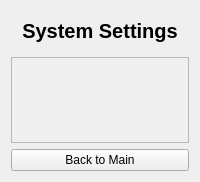
Old version of the form src/widgets/settingwidget.ui in the repository yeisme/CrossControl.
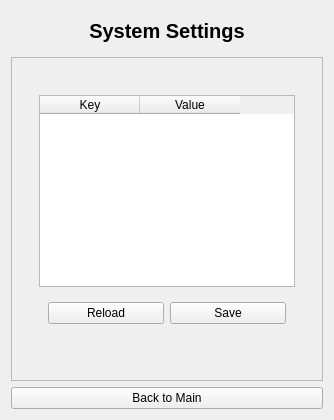
New version of the form.

```diff
--- a/src/widgets/settingwidget.ui
+++ b/src/widgets/settingwidget.ui
@@ -35,7 +35,41 @@
           <item>
            <widget class="QFrame" name="frameSettingsList">
             <property name="frameShape"><enum>QFrame::NoFrame</enum></property>
-            <layout class="QVBoxLayout" name="layoutSettingsList"/>
+                        <layout class="QVBoxLayout" name="layoutSettingsList">
+                         <item>
+                            <widget class="QTableWidget" name="tableSettings">
+                             <property name="columnCount">
+                                <number>2</number>
+                             </property>
+                             <column>
+                                <property name="text">
+                                 <string>Key</string>
+                                </property>
+                             </column>
+                             <column>
+                                <property name="text">
+                                 <string>Value</string>
+                                </property>
+                             </column>
+                            </widget>
+                         </item>
+                         <item>
+                            <widget class="QWidget" name="settingsButtons">
+                             <layout class="QHBoxLayout" name="horizontalLayoutSettingsButtons">
+                                <item>
+                                 <widget class="QPushButton" name="btnReloadSettings">
+                                    <property name="text"><string>Reload</string></property>
+                                 </widget>
+                                </item>
+                                <item>
+                                 <widget class="QPushButton" name="btnSaveSettings">
+                                    <property name="text"><string>Save</string></property>
+                                 </widget>
+                                </item>
+                             </layout>
+                            </widget>
+                         </item>
+                        </layout>
            </widget>
           </item>
           <item>
```
